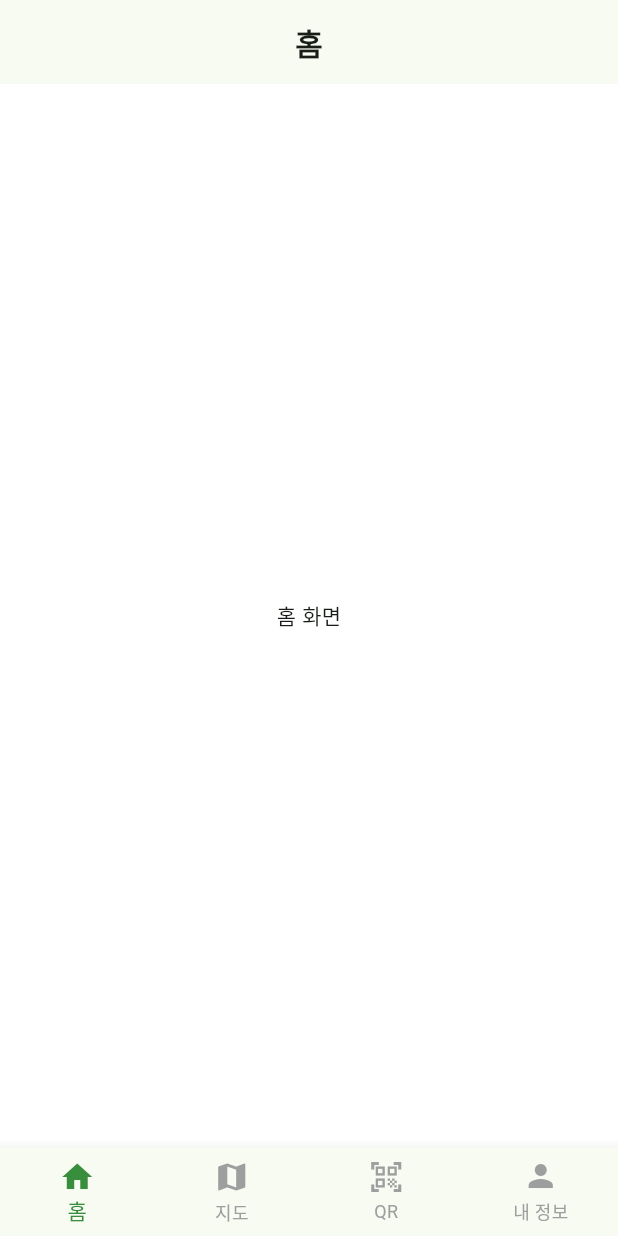
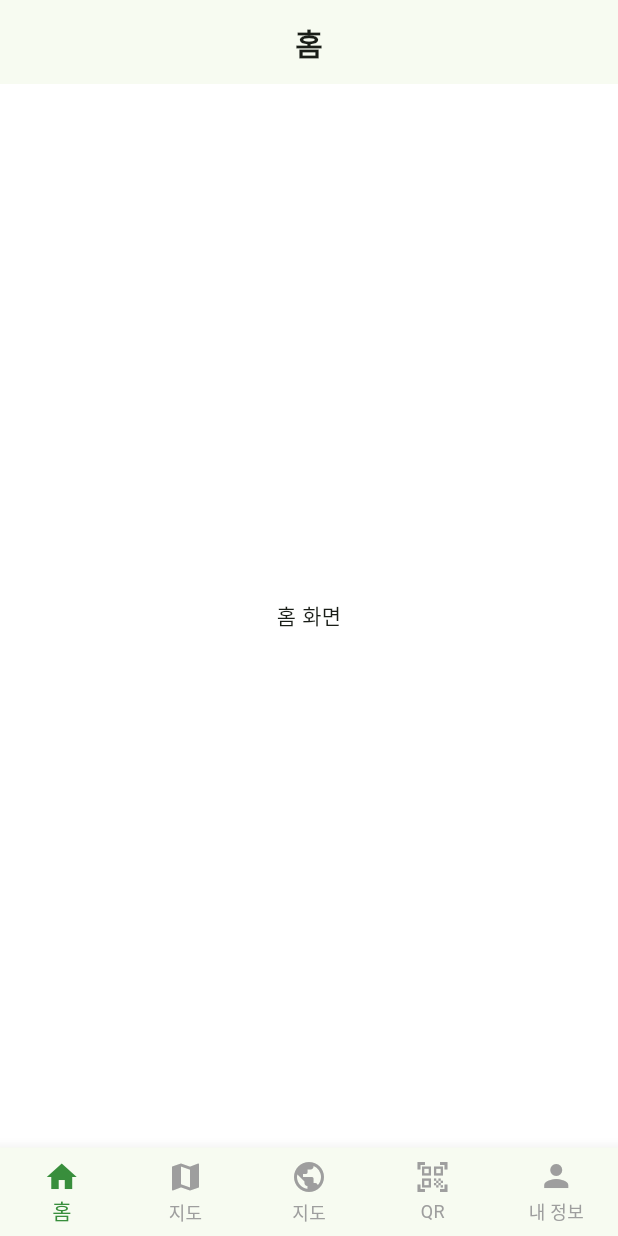
Before and after one commit to Yoon0222/SoomterApp, a Flutter app: the screen it shows after launch, on a phone screen of 412 x 824 dp. Run offline on Flutter 3.47's test engine with Material 3 defaults, Android fonts, the phone set to English and light mode, and no system bars; our stand-ins replace flutter_map, google_maps_flutter, latlong2; missing offline and left inert: qr_code_scanner.

Commit message:
-- soomter api 개발 google 지도 추가

```diff
--- a/lib/screens/main_page.dart
+++ b/lib/screens/main_page.dart
@@ -4,9 +4,16 @@ import 'home_page.dart';
 import 'map_page.dart';
 import 'qr_scan_page.dart';
 import 'profile_page.dart';
+import 'google_map_page.dart';
 
-const _titles = ['홈', '지도', 'QR 스캔', '내 정보'];
-const _pages = [HomePage(), MapPage(), QRScanPage(), ProfilePage()];
+const _titles = ['홈', 'flutter지도', 'google지도', 'QR 스캔', '내 정보'];
+const _pages = [
+  HomePage(),
+  MapPage(),
+  GoogleMapPage(),
+  QRScanPage(),
+  ProfilePage(),
+];
 
 class MainPage extends StatefulWidget {
   const MainPage({super.key});
--- a/lib/widgets/bottom_nav_bar.dart
+++ b/lib/widgets/bottom_nav_bar.dart
@@ -3,6 +3,7 @@ import 'package:flutter/material.dart';
 const _items = <BottomNavigationBarItem>[
   BottomNavigationBarItem(icon: Icon(Icons.home), label: '홈'),
   BottomNavigationBarItem(icon: Icon(Icons.map), label: '지도'),
+  BottomNavigationBarItem(icon: Icon(Icons.public), label: '지도'),
   BottomNavigationBarItem(icon: Icon(Icons.qr_code_scanner), label: 'QR'),
   BottomNavigationBarItem(icon: Icon(Icons.person), label: '내 정보'),
 ];
@@ -24,6 +25,7 @@ class SoomterBottomNavBar extends StatelessWidget {
       selectedItemColor: Colors.green.shade700,
       unselectedItemColor: Colors.grey,
       onTap: onTap,
+      type: BottomNavigationBarType.fixed,
     );
   }
 }
--- a/pubspec.yaml
+++ b/pubspec.yaml
@@ -32,7 +32,8 @@ dependencies:
     sdk: flutter
   flutter_map: ^5.0.0
   latlong2: ^0.9.0
-
+  google_maps_flutter: ^2.2.0
+  qr_code_scanner: ^0.7.0
   # The following adds the Cupertino Icons font to your application.
   # Use with the CupertinoIcons class for iOS style icons.
   cupertino_icons: ^1.0.8
```
Also changed, not shown: lib/screens/google_map_page.dart (added, +39 -0 lines), lib/screens/map_page.dart (+78 -4 lines), 3 other files.
